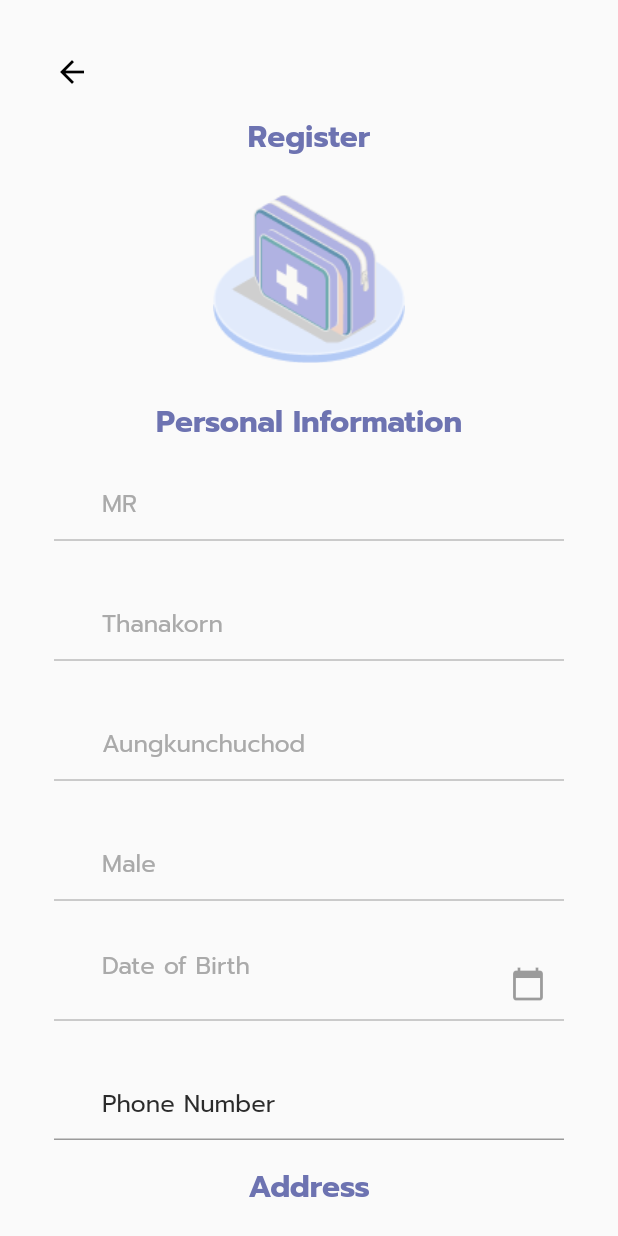
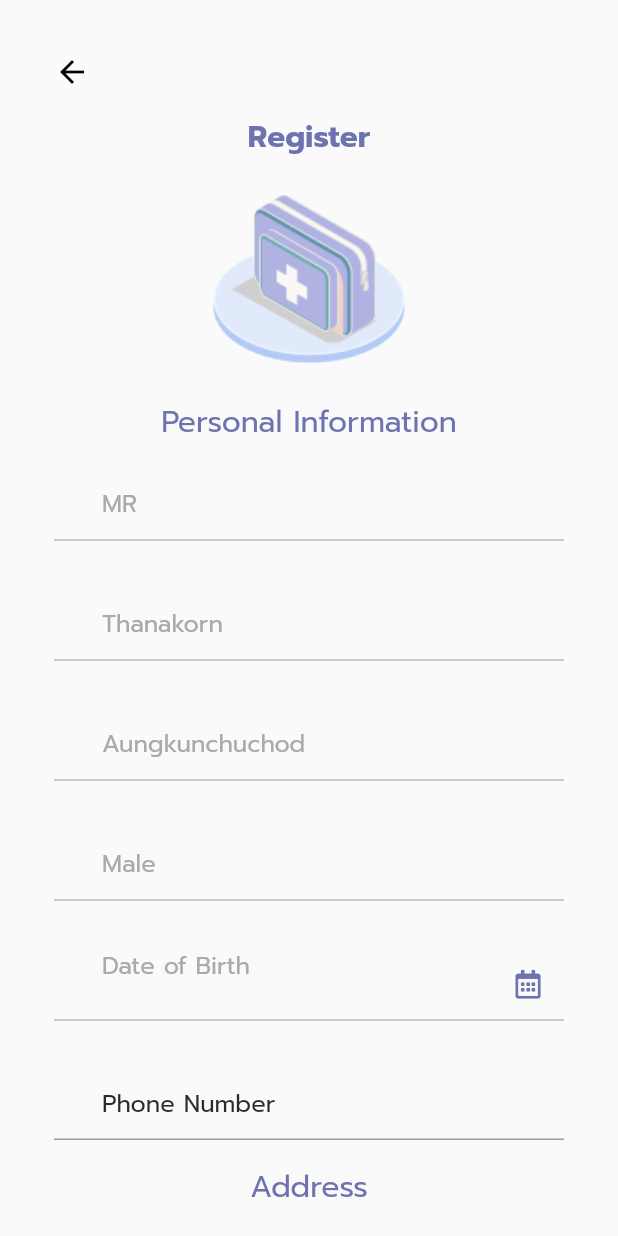
Before and after one commit to MeVaccine/MeVaccine, a Flutter app: the RegisterScreen screen opened by its route, after a tap on "Register", on a phone screen of 412 x 824 dp. Run offline on Flutter 3.47's test engine with Material 2 defaults, Android fonts, the light colour scheme and no system bars; our stand-ins replace flutter_multi_formatter, font_awesome_flutter; missing offline and left inert: searchable_dropdown.

Commit message:
[ADD FontAwesome

```diff
--- /dev/null
+++ b/lib/model/textType.dart
@@ -0,0 +1 @@
+enum text_type{regular,bold}
--- a/lib/screen/Login_screen.dart
+++ b/lib/screen/Login_screen.dart
@@ -1,4 +1,5 @@
 import 'package:flutter/material.dart';
+import 'package:mevaccine/model/textType.dart';
 import '../widget/Logo/Logo_LoginScreen.dart';
 import '../widget/auth/LoginForm.dart';
 import '../config/color.dart';
@@ -23,7 +24,7 @@ class LoginScreen extends StatelessWidget {
                 crossAxisAlignment: CrossAxisAlignment.center,
                 children: [
                   LogoImage(),
-                  MainText('Login'),
+                  MainText('Login',text_type.bold),
                   LoginForm(),
                 ],
               ),
--- a/lib/screen/register_detail_screen.dart
+++ b/lib/screen/register_detail_screen.dart
@@ -1,5 +1,6 @@
 import 'package:flutter/material.dart';
 import 'package:mevaccine/model/authType.dart';
+import 'package:mevaccine/model/textType.dart';
 import 'package:mevaccine/widget/text/mainText.dart';
 import 'package:searchable_dropdown/searchable_dropdown.dart';
 import '../config/color.dart';
@@ -36,11 +37,11 @@ class _RegisterDetailScreenState extends State<RegisterDetailScreen> {
                   shadowColor: Colors.transparent,
                   iconTheme: const IconThemeData(color: Colors.black),
                 ),
-                MainText('Register'),
+                MainText('Register',text_type.bold),
                 kSizedBoxVerticalS,
                 LogoMedkit(),
                 kSizedBoxVerticalS,
-                MainText('Personal Information'),
+                MainText('Personal Information',text_type.regular),
                 RegisterTextForm(
                   label: 'MR',
                   type: RegsiterTextFormType.nothing,
@@ -66,7 +67,7 @@ class _RegisterDetailScreenState extends State<RegisterDetailScreen> {
                     label: 'Phone Number',
                     type: RegsiterTextFormType.nothing,
                     active: RegisterActiveType.enable),
-                MainText('Address'),
+                MainText('Address',text_type.regular),
                 RegisterTextForm(
                   label: 'Province',
                   type: RegsiterTextFormType.nothing,
--- a/lib/screen/verification_screen.dart
+++ b/lib/screen/verification_screen.dart
@@ -1,6 +1,7 @@
 import 'package:flutter/material.dart';
 import 'package:mevaccine/config/color.dart';
 import 'package:mevaccine/config/constants.dart';
+import 'package:mevaccine/model/textType.dart';
 import '../widget/Logo/logo_verification.dart';
 import '../widget/text/mainText.dart';
 import '../widget/auth/verificationTextFormField.dart';
@@ -25,7 +26,7 @@ class VerificationScreen extends StatelessWidget {
             children: [
               LogoVerification(),
               kSizedBoxL,
-              MainText('Verification Code'),
+              MainText('Verification Code',text_type.regular),
               kSizedBoxM,
               VerificationTextFormField('Code'),
               kSizedBoxL,
--- a/lib/widget/auth/LoginForm.dart
+++ b/lib/widget/auth/LoginForm.dart
@@ -5,6 +5,7 @@ import '../button/secondaryButton.dart';
 import '../button/primaryButton.dart';
 import '../../model/authType.dart';
 import '../../screen/register_Screen.dart';
+import '../../screen/verification_screen.dart';
 
 class LoginForm extends StatefulWidget {
   @override
@@ -48,7 +49,9 @@ class _LoginFormState extends State<LoginForm> {
             PrimaryButton(
               text: 'Log in',
               onPressed: () {
-                if (validate()) {}
+                if (validate()) {
+                  Navigator.of(context).pushNamed(VerificationScreen.routeName);
+                }
               },
             ),
             kSizedBoxVerticalS,
--- a/lib/widget/auth/authTextFormField.dart
+++ b/lib/widget/auth/authTextFormField.dart
@@ -2,9 +2,8 @@ import 'package:flutter/material.dart';
 import 'package:mevaccine/config/color.dart';
 import 'package:mevaccine/model/authType.dart';
 import '../../config/constants.dart';
-import '../auth/authTextFormField.dart';
+import 'package:font_awesome_flutter/font_awesome_flutter.dart';
 import 'package:flutter_multi_formatter/flutter_multi_formatter.dart';
-
 
 class AuthTextForm extends StatefulWidget {
   final key;
@@ -45,8 +44,9 @@ class _AuthTextFormState extends State<AuthTextForm> {
       },
       controller: widget.textEditingController,
       inputFormatters: [
-        isNation()?
-        MaskedInputFormatter('#-####-#####-##-#'):MaskedInputFormatter('###-###-####'),
+        isNation()
+            ? MaskedInputFormatter('#-####-#####-##-#')
+            : MaskedInputFormatter('###-###-####'),
       ],
       keyboardType: TextInputType.number,
       decoration: InputDecoration(
@@ -54,8 +54,8 @@ class _AuthTextFormState extends State<AuthTextForm> {
           hintStyle: const TextStyle(color: netural01),
           prefixIcon: isNation()
               ? const Icon(
-                  Icons.account_box,
-                  size: kSizeS * 1.25,
+                  FontAwesomeIcons.addressCard,
+                  size: kSizeS * 1.2,
                   color: primary01,
                 )
               : isPhoneNumber()
@@ -66,7 +66,7 @@ class _AuthTextFormState extends State<AuthTextForm> {
                     )
                   : isLaser()
                       ? const Icon(
-                          Icons.credit_card,
+                          FontAwesomeIcons.creditCard,
                           size: kSizeS * 1.2,
                           color: primary01,
                         )
--- a/lib/widget/auth/register-Form.dart
+++ b/lib/widget/auth/register-Form.dart
@@ -1,6 +1,7 @@
 import 'package:flutter/material.dart';
 import 'package:mevaccine/config/constants.dart';
 import 'package:mevaccine/model/authType.dart';
+import 'package:mevaccine/model/textType.dart';
 import '../auth/authTextFormField.dart';
 import '../button/primaryButton.dart';
 import '../../screen/register_detail_screen.dart';
@@ -26,7 +27,7 @@ class _RegisterFormState extends State<RegisterForm> {
         key: _formKey,
         child: Column(
           children: [
-            MainText('Register'),
+            MainText('Register',text_type.bold),
             kSizedBoxVerticalS,
             AuthTextForm(
               label: 'National ID',
--- a/lib/widget/auth/register_TextForm.dart
+++ b/lib/widget/auth/register_TextForm.dart
@@ -1,4 +1,5 @@
 import 'package:flutter/material.dart';
+import 'package:font_awesome_flutter/font_awesome_flutter.dart';
 import 'package:mevaccine/config/color.dart';
 import 'package:mevaccine/config/constants.dart';
 import '../../model/authType.dart';
@@ -29,7 +30,7 @@ class RegisterTextForm extends StatelessWidget {
             ),
             hintText: label,
             hintStyle: TextStyle(color: isActive() ? netural01 : netural03),
-            suffixIcon: isCalendar() ? const Icon(Icons.calendar_today) : null),
+            suffixIcon: isCalendar() ? const Icon(FontAwesomeIcons.calendarAlt,size: kSizeS*1.2,color: primary01,) : null),
       ),
     );
   }
--- a/lib/widget/auth/verificationTextFormField.dart
+++ b/lib/widget/auth/verificationTextFormField.dart
@@ -1,4 +1,6 @@
 import 'package:flutter/material.dart';
+import 'package:font_awesome_flutter/font_awesome_flutter.dart';
+import 'package:mevaccine/config/color.dart';
 import 'package:mevaccine/config/constants.dart';
 
 class VerificationTextFormField extends StatelessWidget {
@@ -11,7 +13,7 @@ class VerificationTextFormField extends StatelessWidget {
       child: TextFormField(
         decoration: InputDecoration(
           hintText: label,
-          prefixIcon: const Icon(Icons.vpn_key)
+          prefixIcon: const Icon(FontAwesomeIcons.key,color: primary01,size: kSizeS*1.2,)
         ),
       ),
     );
--- a/lib/widget/text/mainText.dart
+++ b/lib/widget/text/mainText.dart
@@ -1,10 +1,16 @@
 import 'package:flutter/material.dart';
 import '../../config/color.dart';
 import '../../config/constants.dart';
+import '../../model/textType.dart';
 
 class MainText extends StatelessWidget {
   final String text;
-  MainText(this.text);
+  final text_type type;
+  MainText(this.text, this.type);
+  bool isBold() {
+    return (type == text_type.bold);
+  }
+
   @override
   Widget build(BuildContext context) {
     return Text(
@@ -12,7 +18,7 @@ class MainText extends StatelessWidget {
       style: TextStyle(
           color: primary01,
           fontSize: kFontSizeHeadline4,
-          fontWeight: FontWeight.bold,
+          fontWeight: isBold() ? FontWeight.bold : null,
           fontFamily: 'Prompt'),
     );
   }
--- a/pubspec.yaml
+++ b/pubspec.yaml
@@ -31,6 +31,7 @@ dependencies:
     sdk: flutter
   provider: ^5.0.0
   flutter_multi_formatter: ^2.1.4
+  font_awesome_flutter: ^9.0.0
 
   # The following adds the Cupertino Icons font to your application.
   # Use with the CupertinoIcons class for iOS style icons.
```
Also changed, not shown: pubspec.lock, 2 other files.
